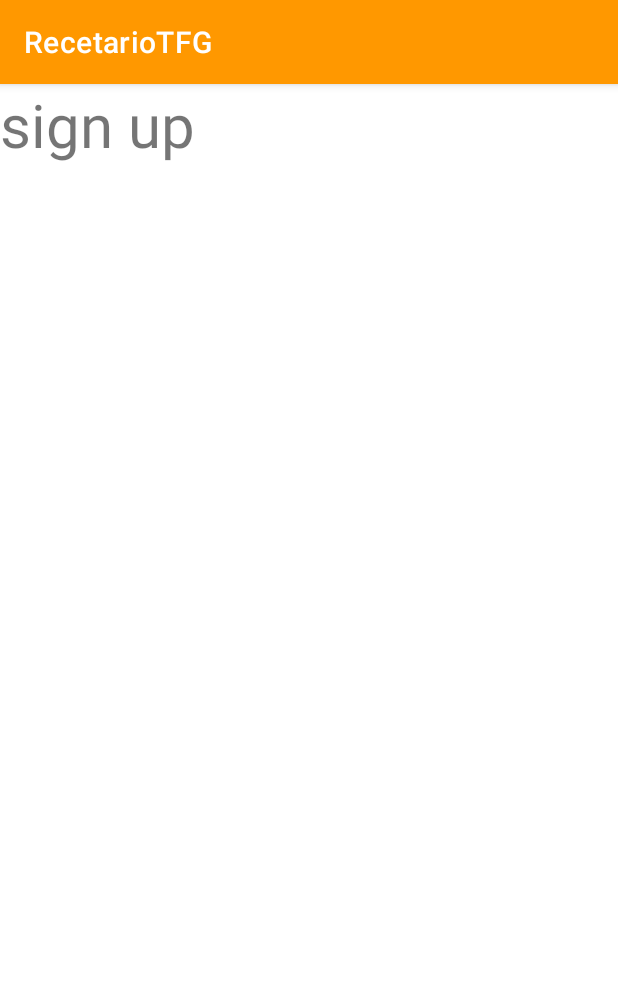
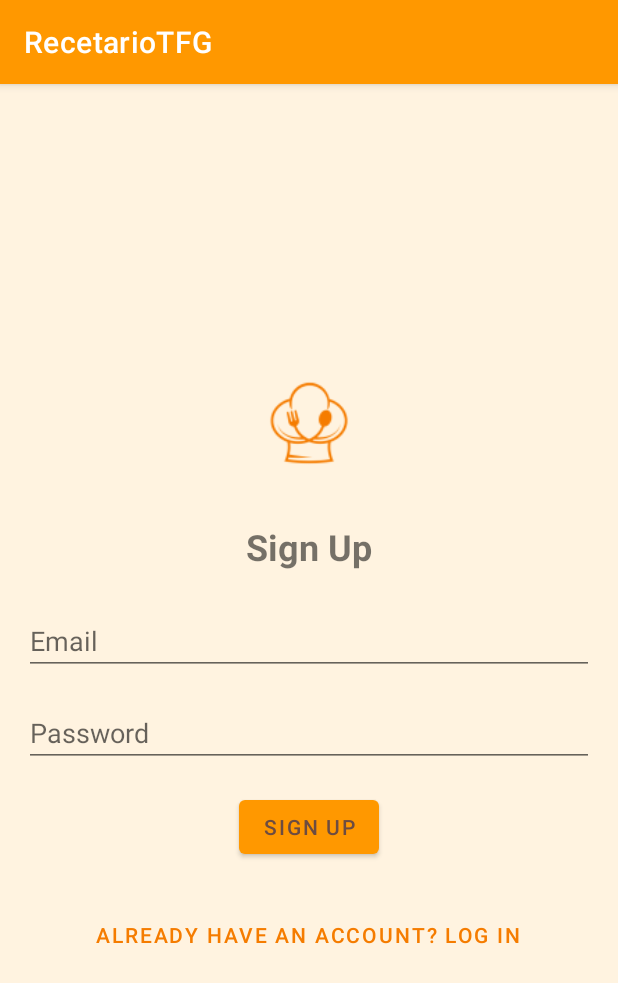
Before and after one commit to kpolish1dam1b/Recetario, an Android app: the SignUpFragment screen opened through its navigation route, on a phone screen of 412 x 824 dp. Shown: the top 983 px of the screen. Run offline under Robolectric (Android 15) with nearby library versions, the phone set to English and light mode, and no system bars.

Commit message:
Añadido signup

```diff
--- a/app/src/main/java/com/example/recetariotfg/fragments/LoginFragment.kt
+++ b/app/src/main/java/com/example/recetariotfg/fragments/LoginFragment.kt
@@ -6,6 +6,7 @@ import android.view.LayoutInflater
 import android.view.View
 import android.view.ViewGroup
 import android.widget.Button
+import android.widget.TextView
 import androidx.navigation.fragment.findNavController
 import com.example.recetariotfg.R
 
@@ -16,11 +17,18 @@ class LoginFragment : Fragment() {
     ): View? {
         val root = inflater.inflate(R.layout.fragment_login, container, false)
 
-        val btnLogin = root.findViewById<Button>(R.id.loginBtn)
+        val btnLogin : Button = root.findViewById(R.id.loginBtn)
+        val btnSignup : Button = root.findViewById(R.id.btnSignup)
 
         btnLogin.setOnClickListener {
             findNavController().navigate(
-                LoginFragmentDirections.actionLoginFragmentToHomeFragment(ejemplo = "hola mundo")
+                LoginFragmentDirections.actionLoginFragmentToHomeFragment(ejemplo = "logged in")
+            )
+        }
+
+        btnSignup.setOnClickListener{
+            findNavController().navigate(
+                LoginFragmentDirections.actionLoginFragmentToSignUpFragment()
             )
         }
 
--- a/app/src/main/java/com/example/recetariotfg/fragments/SignUpFragment.kt
+++ b/app/src/main/java/com/example/recetariotfg/fragments/SignUpFragment.kt
@@ -5,18 +5,36 @@ import androidx.fragment.app.Fragment
 import android.view.LayoutInflater
 import android.view.View
 import android.view.ViewGroup
+import android.widget.Button
 import android.widget.TextView
+import androidx.navigation.fragment.findNavController
 import androidx.navigation.fragment.navArgs
 import com.example.recetariotfg.R
 
 class SignUpFragment : Fragment() {
 
-
     override fun onCreateView(
         inflater: LayoutInflater, container: ViewGroup?,
         savedInstanceState: Bundle?
     ): View? {
-        return inflater.inflate(R.layout.fragment_sign_up, container, false)
+        val root = inflater.inflate(R.layout.fragment_sign_up, container, false)
+
+        val btnLogin = root.findViewById<Button>(R.id.tvLogin)
+        val btnSignup = root.findViewById<TextView>(R.id.btnSignUp)
+
+        btnLogin.setOnClickListener {
+            findNavController().navigate(
+                SignUpFragmentDirections.actionSignUpFragmentToLoginFragment()
+            )
+        }
+
+        btnSignup.setOnClickListener{
+            findNavController().navigate(
+                SignUpFragmentDirections.actionSignUpFragmentToHomeFragment(ejemplo = "signed up")
+            )
+        }
+
+        return root
     }
 
 }
--- a/app/src/main/res/layout/fragment_login.xml
+++ b/app/src/main/res/layout/fragment_login.xml
@@ -4,6 +4,7 @@
     android:layout_width="match_parent"
     android:layout_height="match_parent"
     android:background="@color/background"
+    style="@style/Theme.RecetarioTFG.NoActionBar"
     tools:context=".fragments.LoginFragment">
 
     <LinearLayout
@@ -59,8 +60,8 @@
             android:layout_marginBottom="8dp" />
 
         <!-- Signup Link -->
-        <TextView
-            android:id="@+id/signupButton"
+        <Button
+            android:id="@+id/btnSignup"
             android:layout_width="wrap_content"
             android:layout_height="wrap_content"
             android:text="Don't have an account? Sign up"
@@ -68,7 +69,8 @@
             android:textSize="14sp"
             android:layout_marginTop="16dp"
             android:clickable="true"
-            android:focusable="true" />
+            android:focusable="true"
+            style="@style/ButtonAsTextView"/>
 
     </LinearLayout>
 
--- a/app/src/main/res/layout/fragment_sign_up.xml
+++ b/app/src/main/res/layout/fragment_sign_up.xml
@@ -3,13 +3,75 @@
     xmlns:tools="http://schemas.android.com/tools"
     android:layout_width="match_parent"
     android:layout_height="match_parent"
+    android:background="@color/background"
+    style="@style/Theme.AppCompat.Light.NoActionBar"
     tools:context=".fragments.SignUpFragment">
 
-    <TextView
-        android:layout_width="wrap_content"
-        android:layout_height="wrap_content"
-        android:textAlignment="center"
-        android:textSize="40dp"
-        android:text="sign up"/>
+    <LinearLayout
+        android:layout_width="match_parent"
+        android:layout_height="match_parent"
+        android:orientation="vertical"
+        android:padding="16dp"
+        android:gravity="center">
+
+        <!-- App Logo -->
+        <ImageView
+            android:id="@+id/imageViewLogo"
+            android:layout_width="100dp"
+            android:layout_height="100dp"
+            android:src="@mipmap/ic_launcher"
+            android:contentDescription="app_logo"
+            android:layout_marginBottom="16dp" />
+
+        <!-- Sign Up Title -->
+        <TextView
+            android:id="@+id/textViewTitle"
+            android:layout_width="wrap_content"
+            android:layout_height="wrap_content"
+            android:text="Sign Up"
+            android:textSize="24sp"
+            android:textStyle="bold"
+            android:layout_marginBottom="24dp" />
+
+        <!-- Email Field -->
+        <EditText
+            android:id="@+id/editTextEmail"
+            android:layout_width="match_parent"
+            android:layout_height="wrap_content"
+            android:hint="Email"
+            android:inputType="textEmailAddress"
+            android:layout_marginBottom="16dp" />
+
+        <!-- Password Field -->
+        <EditText
+            android:id="@+id/editTextPassword"
+            android:layout_width="match_parent"
+            android:layout_height="wrap_content"
+            android:hint="Password"
+            android:inputType="textPassword"
+            android:layout_marginBottom="16dp" />
+
+        <!-- Sign Up Button -->
+        <Button
+            android:id="@+id/btnSignUp"
+            android:layout_width="wrap_content"
+            android:layout_height="wrap_content"
+            android:text="Sign Up"
+            android:layout_marginBottom="8dp" />
+
+        <!-- Login Link -->
+        <Button
+            android:id="@+id/tvLogin"
+            android:layout_width="wrap_content"
+            android:layout_height="wrap_content"
+            android:text="Already have an account? Log in"
+            android:textColor="@color/primary_dark"
+            android:textSize="14sp"
+            android:layout_marginTop="16dp"
+            android:clickable="true"
+            android:focusable="true"
+            style="@style/ButtonAsTextView"/>
+
+    </LinearLayout>
 
 </FrameLayout>
--- a/app/src/main/res/navigation/main_graph.xml
+++ b/app/src/main/res/navigation/main_graph.xml
@@ -23,10 +23,20 @@
         <action
             android:id="@+id/action_loginFragment_to_homeFragment"
             app:destination="@id/homeFragment" />
+        <action
+            android:id="@+id/action_loginFragment_to_signUpFragment"
+            app:destination="@id/signUpFragment" />
     </fragment>
     <fragment
         android:id="@+id/signUpFragment"
         android:name="com.example.recetariotfg.fragments.SignUpFragment"
         android:label="fragment_sign_up"
-        tools:layout="@layout/fragment_sign_up" />
+        tools:layout="@layout/fragment_sign_up" >
+        <action
+            android:id="@+id/action_signUpFragment_to_homeFragment"
+            app:destination="@id/homeFragment" />
+        <action
+            android:id="@+id/action_signUpFragment_to_loginFragment"
+            app:destination="@id/loginFragment" />
+    </fragment>
 </navigation>
--- a/app/src/main/res/values/themes.xml
+++ b/app/src/main/res/values/themes.xml
@@ -22,4 +22,12 @@
     <style name="Theme.RecetarioTFG.AppBarOverlay" parent="ThemeOverlay.AppCompat.Dark.ActionBar" />
 
     <style name="Theme.RecetarioTFG.PopupOverlay" parent="ThemeOverlay.AppCompat.Light" />
+
+    <style name="ButtonAsTextView" parent="Widget.MaterialComponents.Button.TextButton">
+        <item name="android:background">@android:color/transparent</item>
+        <item name="android:textColor">@color/text</item> <!-- Use your theme's text color -->
+        <item name="android:padding">0dp</item>
+        <item name="android:elevation">0dp</item>
+        <item name="android:textStyle">normal</item>
+    </style>
 </resources>
```
